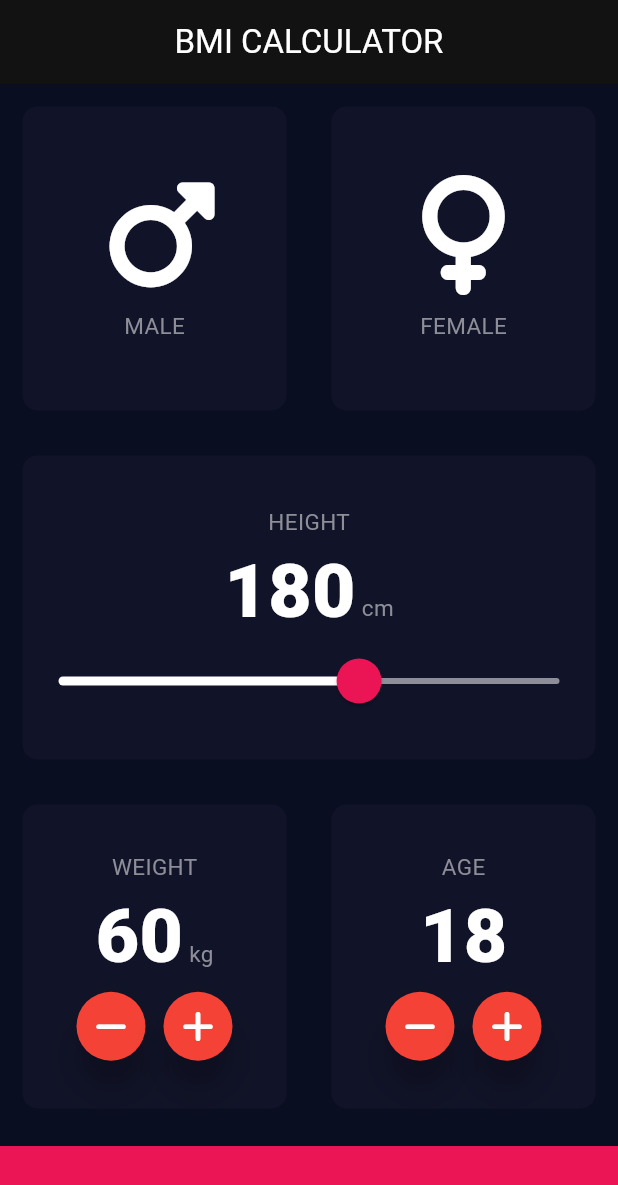
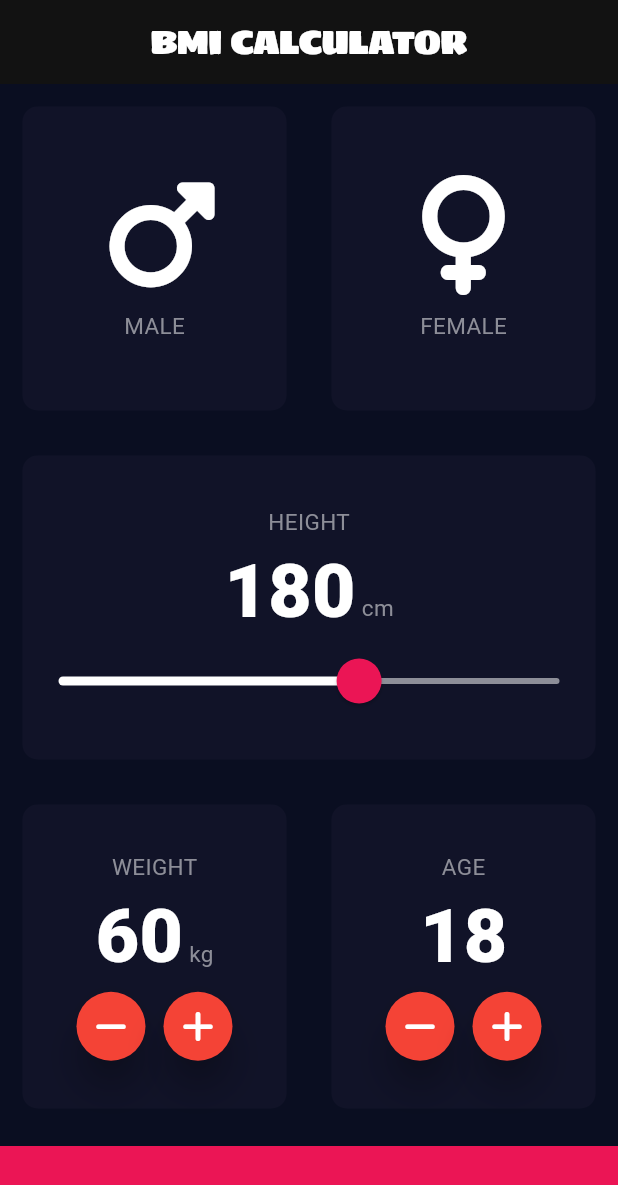
Before and after one commit to Yutarop/bmi_calc_app, a Flutter app: the screen it shows after launch, on a phone screen of 412 x 824 dp. Shown: the top 1185 px of the screen. Run offline on Flutter 3.47's test engine with Material 3 defaults, Android fonts, the phone set to English and light mode, and no system bars; our stand-ins replace font_awesome_flutter.

Commit message:
change the font of the title

```diff
--- a/lib/input_page.dart
+++ b/lib/input_page.dart
@@ -24,7 +24,14 @@ class _InputPageState extends State<InputPage> {
   Widget build(BuildContext context) {
     return Scaffold(
       appBar: AppBar(
-        title: Center(child: Text('BMI CALCULATOR')),
+        title: Center(
+            child: Text(
+                'BMI CALCULATOR',
+              style: TextStyle(
+                fontFamily: 'Sigmar',
+              ),
+            ),
+        ),
       ),
       body: Column(
         children: [
```
